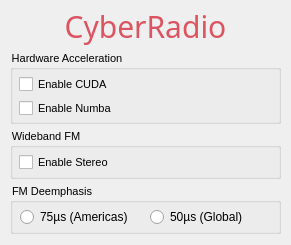
First picture: the form in src/main/resources/base/settingswindow.ui, repository luigifcruz/CyberRadio, before the edit.
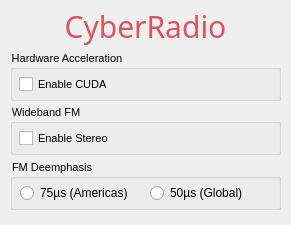
Second picture: the form after the edit.

Commit message: Remove Numba

```diff
--- a/src/main/resources/base/settingswindow.ui
+++ b/src/main/resources/base/settingswindow.ui
@@ -7,7 +7,7 @@
     <x>0</x>
     <y>0</y>
     <width>291</width>
-    <height>245</height>
+    <height>225</height>
    </rect>
   </property>
   <property name="sizePolicy">
@@ -19,13 +19,13 @@
   <property name="minimumSize">
    <size>
     <width>291</width>
-    <height>245</height>
+    <height>225</height>
    </size>
   </property>
   <property name="maximumSize">
    <size>
     <width>291</width>
-    <height>245</height>
+    <height>225</height>
    </size>
   </property>
   <property name="windowTitle">
@@ -37,7 +37,7 @@
      <x>10</x>
      <y>50</y>
      <width>271</width>
-     <height>74</height>
+     <height>51</height>
     </rect>
    </property>
    <property name="font">
@@ -51,19 +51,6 @@
    <property name="title">
     <string>Hardware Acceleration</string>
    </property>
-   <widget class="QCheckBox" name="numbaCbx">
-    <property name="geometry">
-     <rect>
-      <x>9</x>
-      <y>48</y>
-      <width>251</width>
-      <height>20</height>
-     </rect>
-    </property>
-    <property name="text">
-     <string>Enable Numba</string>
-    </property>
-   </widget>
    <widget class="QCheckBox" name="cudaCbx">
     <property name="geometry">
      <rect>
@@ -107,7 +94,7 @@
    <property name="geometry">
     <rect>
      <x>10</x>
-     <y>128</y>
+     <y>104</y>
      <width>271</width>
      <height>51</height>
     </rect>
@@ -141,7 +128,7 @@
    <property name="geometry">
     <rect>
      <x>10</x>
-     <y>183</y>
+     <y>159</y>
      <width>271</width>
      <height>51</height>
     </rect>
```
The commit also changes 7 other files.
